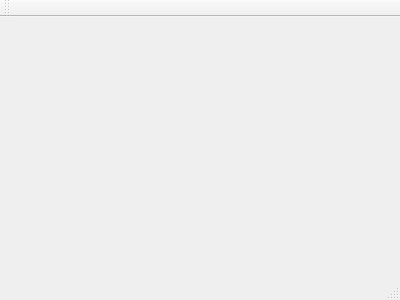
Before: the Qt Designer form notemainwindow.ui in Kostikans/Note, drawn with Qt 5.
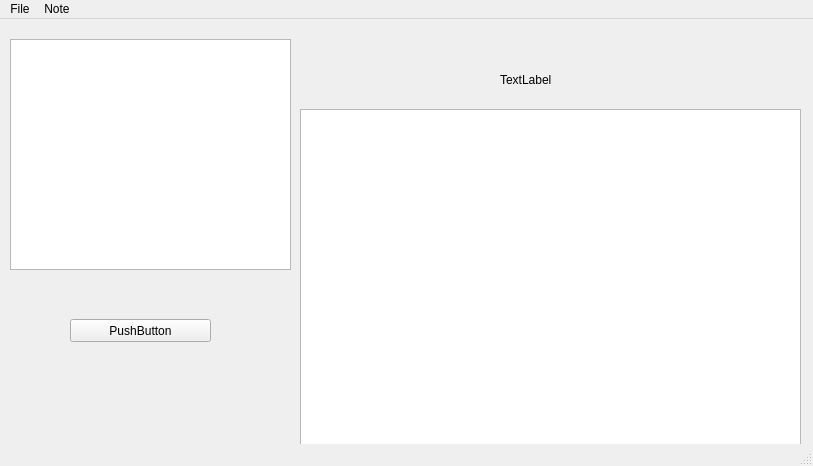
After: the same form once the commit is applied.

What changed in the file:
```diff
--- a/notemainwindow.ui
+++ b/notemainwindow.ui
@@ -1,24 +1,96 @@
 <ui version="4.0">
  <class>NoteMainWindow</class>
- <widget class="QMainWindow" name="NoteMainWindow" >
-  <property name="geometry" >
+ <widget class="QMainWindow" name="NoteMainWindow">
+  <property name="geometry">
    <rect>
     <x>0</x>
     <y>0</y>
-    <width>400</width>
-    <height>300</height>
+    <width>813</width>
+    <height>466</height>
    </rect>
   </property>
   <property name="windowTitle" >
    <string>NoteMainWindow</string>
   </property>
-  <widget class="QMenuBar" name="menuBar" />
-  <widget class="QToolBar" name="mainToolBar" />
-  <widget class="QWidget" name="centralWidget" />
-  <widget class="QStatusBar" name="statusBar" />
+  <widget class="QWidget" name="centralWidget">
+   <widget class="QTextEdit" name="textEdit">
+    <property name="geometry">
+     <rect>
+      <x>300</x>
+      <y>90</y>
+      <width>501</width>
+      <height>351</height>
+     </rect>
+    </property>
+   </widget>
+   <widget class="QLabel" name="NoteName">
+    <property name="geometry">
+     <rect>
+      <x>500</x>
+      <y>45</y>
+      <width>131</width>
+      <height>31</height>
+     </rect>
+    </property>
+    <property name="text">
+     <string>TextLabel</string>
+    </property>
+   </widget>
+   <widget class="QListWidget" name="listWidget">
+    <property name="geometry">
+     <rect>
+      <x>10</x>
+      <y>20</y>
+      <width>281</width>
+      <height>231</height>
+     </rect>
+    </property>
+   </widget>
+   <widget class="QPushButton" name="pushButton">
+    <property name="geometry">
+     <rect>
+      <x>70</x>
+      <y>300</y>
+      <width>141</width>
+      <height>23</height>
+     </rect>
+    </property>
+    <property name="text">
+     <string>PushButton</string>
+    </property>
+   </widget>
+  </widget>
+  <widget class="QMenuBar" name="menuBar">
+   <property name="geometry">
+    <rect>
+     <x>0</x>
+     <y>0</y>
+     <width>813</width>
+     <height>21</height>
+    </rect>
+   </property>
+   <widget class="QMenu" name="menuFile">
+    <property name="title">
+     <string>File</string>
+    </property>
+    <addaction name="separator"/>
+   </widget>
+   <widget class="QMenu" name="menuNote">
+    <property name="title">
+     <string>Note</string>
+    </property>
+   </widget>
+   <addaction name="menuFile"/>
+   <addaction name="menuNote"/>
+  </widget>
+  <widget class="QStatusBar" name="statusBar"/>
+  <action name="actionNew_Note">
+   <property name="text">
+    <string>New Note</string>
+   </property>
+  </action>
  </widget>
- <layoutDefault spacing="6" margin="11" />
- <pixmapfunction></pixmapfunction>
+ <layoutdefault spacing="6" margin="11"/>
  <resources/>
  <connections/>
 </ui>
```
Left out of the diff: 3 changed lines with no effect on the pictures.
